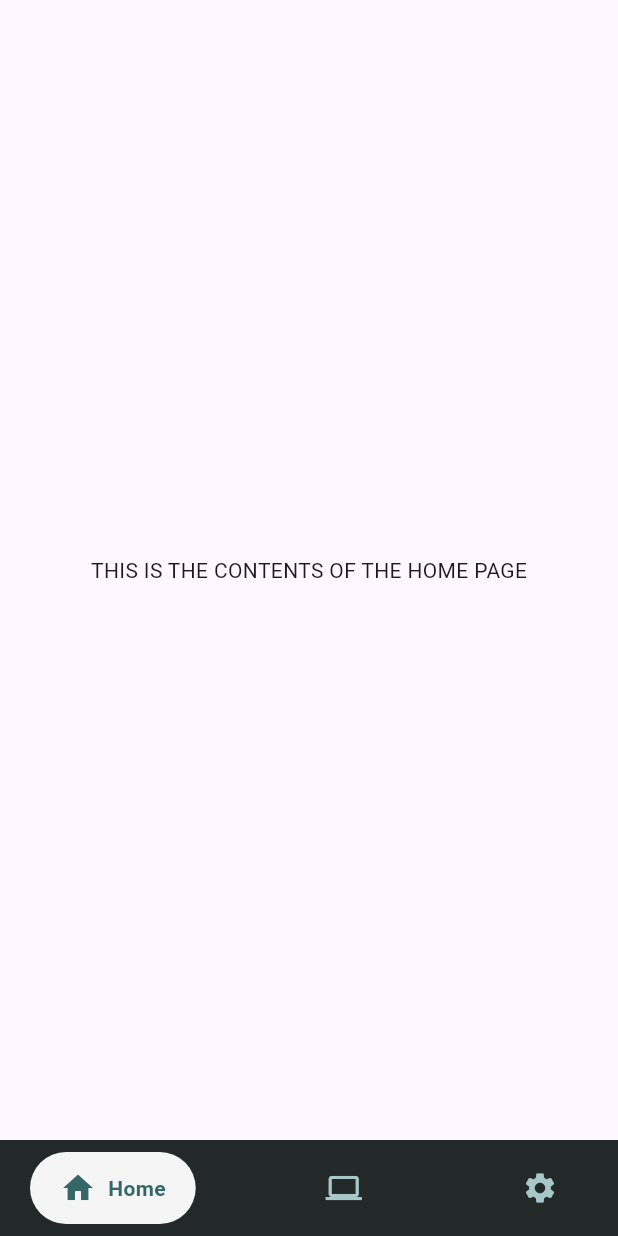
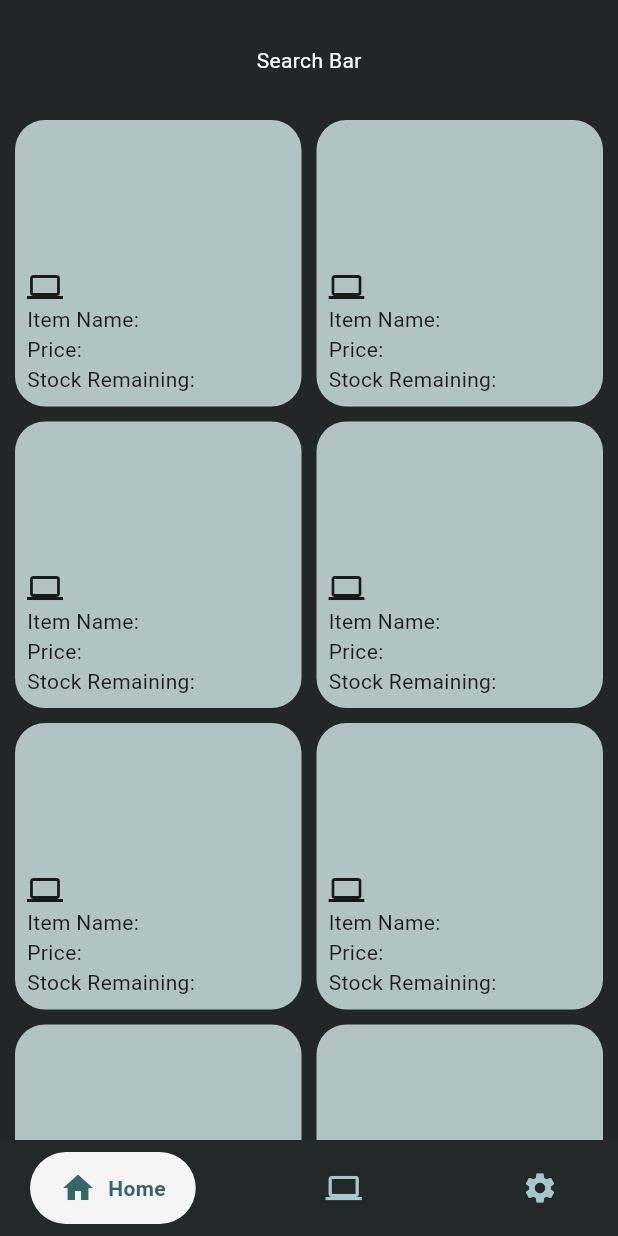
Before and after one commit to Kristoferseyan/oro-computer-system, a Flutter app: the Dashboard screen opened by its route, on a phone screen of 412 x 824 dp. Run offline on Flutter 3.47's test engine with Material 3 defaults, Android fonts, the phone set to English and light mode, and no system bars; drawn by our look-alikes of google_nav_bar; our stand-ins replace flutter_dotenv, supabase_flutter; accounts and stored records are empty.

Commit message:
Started adding grid boxes for items in the home page

```diff
--- a/lib/pages/dashboard.dart
+++ b/lib/pages/dashboard.dart
@@ -1,4 +1,4 @@
-// ignore_for_file: prefer_const_constructors, prefer_const_literals_to_create_immutables
+// ignore_for_file: prefer_const_constructors, prefer_const_literals_to_create_immutables, prefer_final_fields
 
 import 'package:flutter/material.dart';
 import 'package:orocomputer_system/pages/home_page.dart';
@@ -17,7 +17,7 @@ class Dashboard extends StatefulWidget {
 class _DashboardState extends State<Dashboard> {
     int _selectedIndex = 0;
 
-    static const List<Widget> _widgetOptions = <Widget>[
+    static List<Widget> _widgetOptions = <Widget>[
       HomePage(),
       Text('Add Items'),
       Text('Settings')
--- a/lib/pages/home_page.dart
+++ b/lib/pages/home_page.dart
@@ -1,12 +1,64 @@
+// ignore_for_file: prefer_const_constructors, prefer_const_literals_to_create_immutables
+
 import 'package:flutter/material.dart';
+import 'package:orocomputer_system/utils/colors.dart';
 
 class HomePage extends StatelessWidget {
-  const HomePage({super.key});
+  HomePage({super.key});
 
   @override
   Widget build(BuildContext context) {
     return Scaffold(
-      body: Center(child: Text("THIS IS THE CONTENTS OF THE HOME PAGE"),),
+      backgroundColor: AppColors.background,
+      body: Column(
+        children: [
+          Padding(
+            padding: const EdgeInsets.only(top: 30),
+            child: Container(
+              child: Center(
+                child: Text(
+                  "Search Bar",
+                  style: TextStyle(color: Colors.white),
+                ),
+              ),
+            ),
+          ),
+          SizedBox(
+            height: 30,
+          ),
+          Expanded(child: GridView.builder(
+            padding: EdgeInsets.only(left: 10, right: 10),
+            gridDelegate: SliverGridDelegateWithFixedCrossAxisCount(
+              crossAxisCount: 2,
+              crossAxisSpacing: 10,
+              mainAxisSpacing: 10
+              ),
+
+              itemCount: 20,
+
+              itemBuilder: (context, index) {
+                return Container(
+                  decoration: BoxDecoration(
+                    color: AppColors.box,
+                    borderRadius: BorderRadius.circular(20)
+                  ),
+                  child: Padding(
+                    padding: const EdgeInsets.all(8.0),
+                    child: Column(
+                      crossAxisAlignment: CrossAxisAlignment.start,
+                      mainAxisAlignment: MainAxisAlignment.end,
+                      children: [
+                        Icon(Icons.computer),
+                        Text("Item Name: "),
+                        Text("Price:"),
+                        Text("Stock Remaining:")
+                      ],
+                    ),
+                  )
+                );
+              }))
+        ],
+      ),
     );
   }
 }
--- a/lib/utils/colors.dart
+++ b/lib/utils/colors.dart
@@ -5,4 +5,5 @@ class AppColors {
   static const Color primary = Color(0xFFA7C7C8);
   static const Color secondary = Color(0xFF356668);
   static const Color accent = Color(0xFF6BC0C3);
+  static const Color box = Color.fromARGB(202, 216, 236, 236);
 }
```
